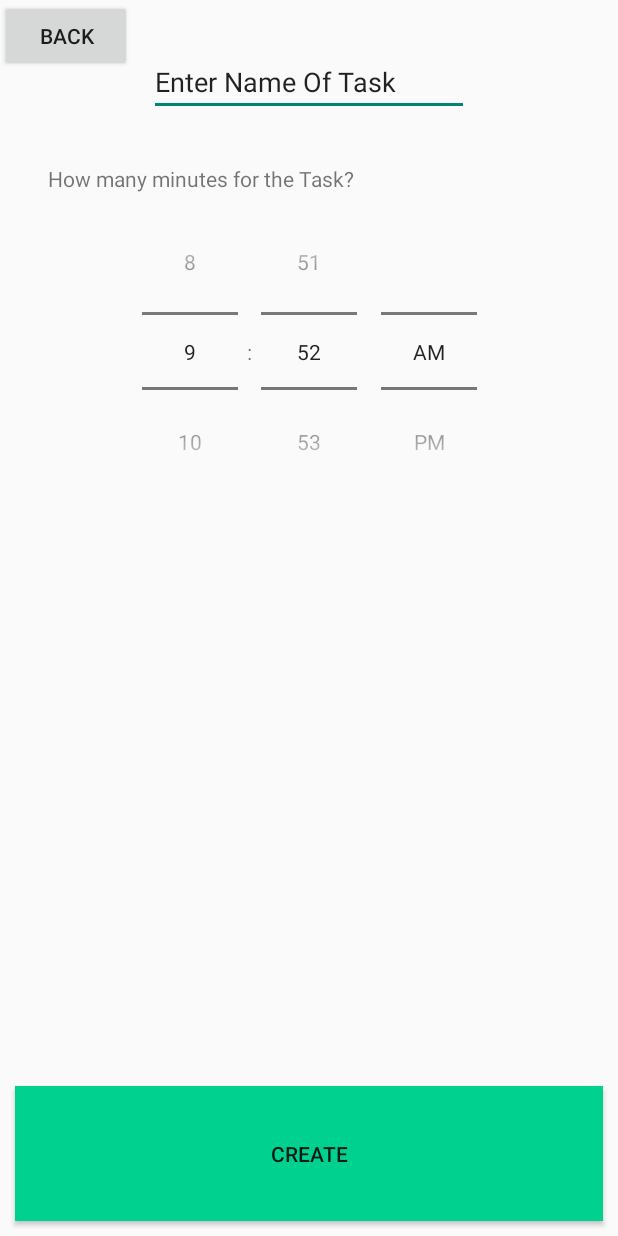
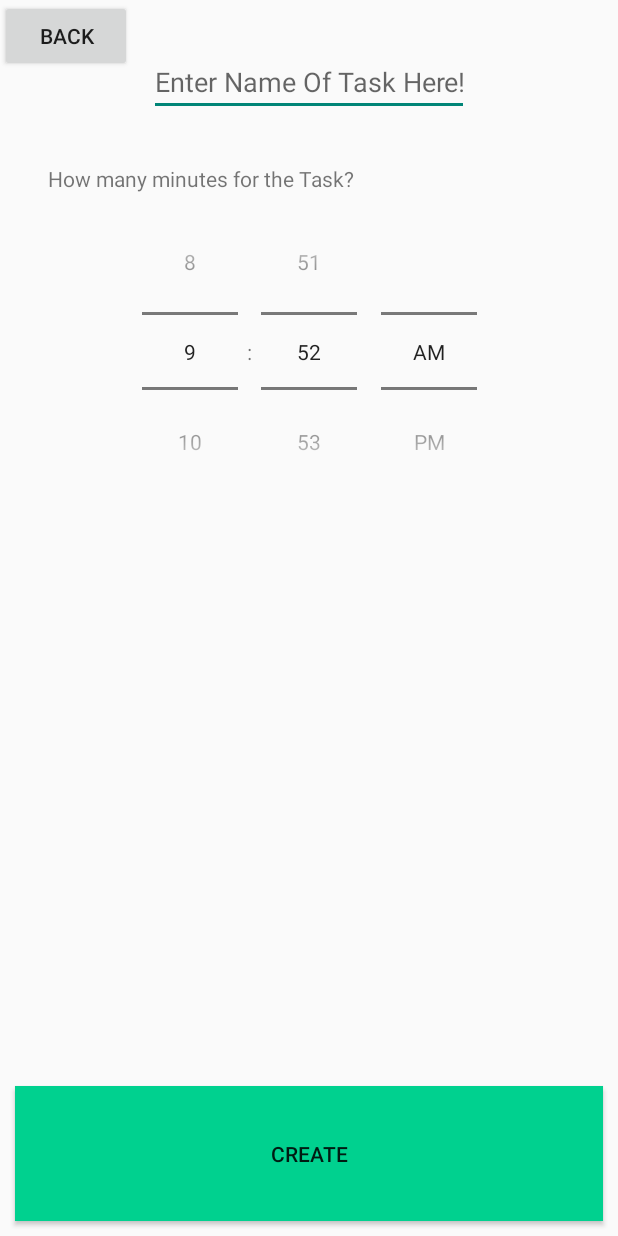
Before and after one commit to Bhusting/CSC4151-FrontEnd, an Android app: the layout new_task.xml on its own in the app's theme, with its tools: preview values and no code run, on a phone screen of 412 x 824 dp. Run offline under Robolectric (Android 15) with nearby library versions, the phone set to English and light mode, and no system bars.

Commit message:
Made Edittext Text to Hint

```diff
--- a/app/src/main/res/layout/fragment_chore_modal.xml
+++ b/app/src/main/res/layout/fragment_chore_modal.xml
@@ -51,7 +51,7 @@
         android:layout_marginTop="8dp"
         android:layout_marginEnd="8dp"
 
-        android:text="Enter Your Chore Name Here!"
+        android:hint="Enter Your Chore Name Here!"
         android:textAlignment="viewStart"
         android:textIsSelectable="false"
         android:textSize="20sp"
--- a/app/src/main/res/layout/new_task.xml
+++ b/app/src/main/res/layout/new_task.xml
@@ -30,7 +30,7 @@
         android:layout_marginEnd="32dp"
         android:ems="10"
         android:inputType="textPersonName"
-        android:text="Enter Name Of Task"
+        android:hint="Enter Name Of Task Here!"
         app:layout_constraintEnd_toEndOf="parent"
         app:layout_constraintStart_toStartOf="parent"
         app:layout_constraintTop_toTopOf="parent" />
```
